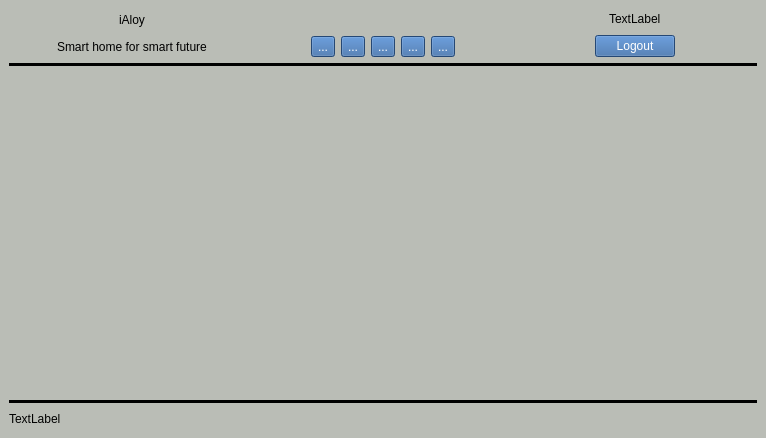
Qt form resource/ui/dashboard.ui (arghyabi/iAloy_old_desktop_app) before a commit.
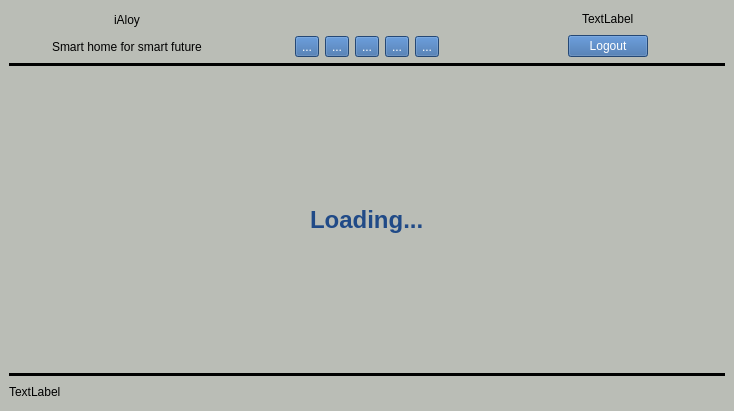
The same form after that commit.

Commit message: Dashboard room_area redesigned First commit of Version 1.1.x, TODO: room, device add/remove live render problem.

What changed in the file:
```diff
--- a/resource/ui/dashboard.ui
+++ b/resource/ui/dashboard.ui
@@ -6,8 +6,8 @@
    <rect>
     <x>0</x>
     <y>0</y>
-    <width>766</width>
-    <height>438</height>
+    <width>734</width>
+    <height>411</height>
    </rect>
   </property>
   <property name="windowTitle">
@@ -17,7 +17,7 @@
    <string notr="true">background-color: rgb(186, 189, 182);</string>
   </property>
   <widget class="QWidget" name="centralwidget">
-   <layout class="QVBoxLayout" name="verticalLayout_2">
+   <layout class="QVBoxLayout" name="verticalLayout_5">
     <item>
      <layout class="QHBoxLayout" name="horizontalLayout_7">
       <item>
@@ -374,10 +374,31 @@
      </widget>
     </item>
     <item>
-     <layout class="QVBoxLayout" name="v_layout_for_all_room"/>
-    </item>
+     <layout class="QVBoxLayout" name="verticalLayout_2">
+      <item>
+       <layout class="QVBoxLayout" name="verticalLayoutForRooms">
+        <item>
+         <spacer name="loading_up_spacer">
+          <property name="orientation">
+           <enum>Qt::Vertical</enum>
+          </property>
+          <property name="sizeHint" stdset="0">
+           <size>
+            <width>20</width>
+            <height>40</height>
+           </size>
+          </property>
+         </spacer>
+        </item>
+        <item alignment="Qt::AlignHCenter|Qt::AlignVCenter">
+         <widget class="QLabel" name="loading_label">
+          <property name="text">
+           <string>&lt;html&gt;&lt;head/&gt;&lt;body&gt;&lt;p&gt;&lt;span style=&quot; font-size:18pt; font-weight:600; color:#204a87;&quot;&gt;Loading...&lt;/span&gt;&lt;/p&gt;&lt;/body&gt;&lt;/html&gt;</string>
+          </property>
+         </widget>
+        </item>
     <item>
-     <spacer name="verticalSpacer">
+         <spacer name="loading_down_spacer">
       <property name="orientation">
        <enum>Qt::Vertical</enum>
       </property>
@@ -388,6 +409,10 @@
        </size>
       </property>
      </spacer>
+        </item>
+       </layout>
+      </item>
+     </layout>
     </item>
     <item>
      <widget class="Line" name="line_2">
```
Lines whose indentation alone changed are shown as unchanged. The commit also changes 4 other files.
